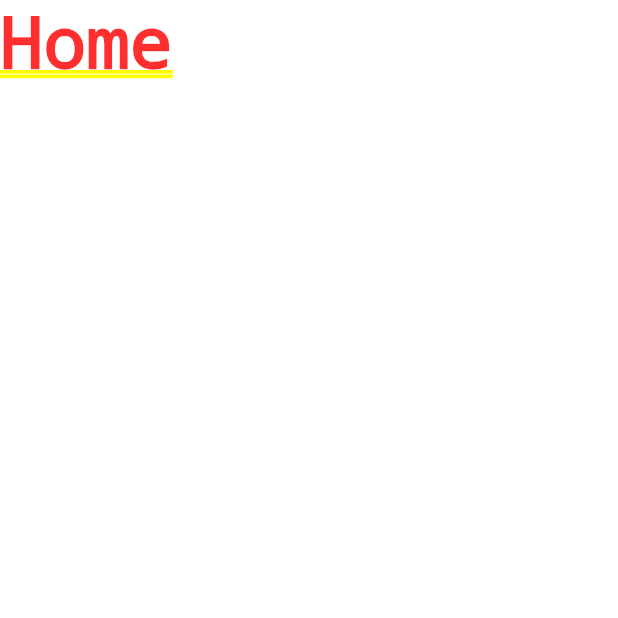
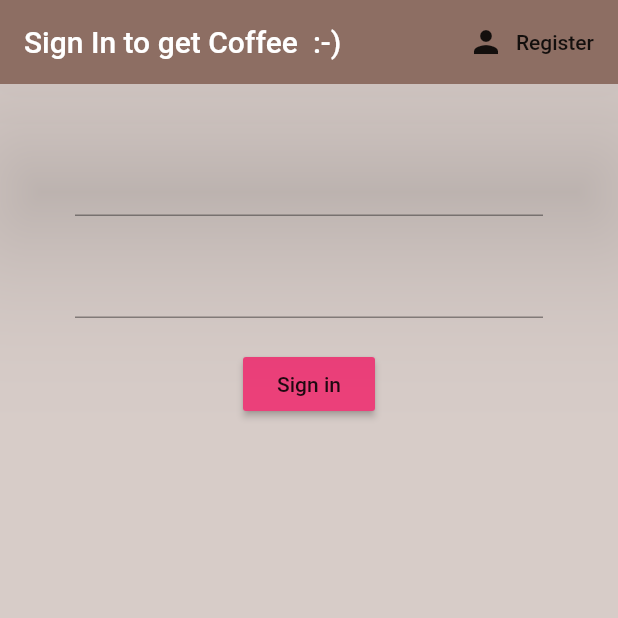
Before and after one commit to yuktagopalani/Order-Me-a-Coffee, a Flutter app: the screen it shows after launch, on a phone screen of 412 x 824 dp, the top half of it. Run offline on Flutter 3.47's test engine with Material 2 defaults, Android fonts, the phone set to English and light mode, and no system bars; our stand-ins replace cloud_firestore, firebase_auth, firebase_core, flutter_spinkit; accounts and stored records are empty.

```diff
--- a/lib/main.dart
+++ b/lib/main.dart
@@ -1,7 +1,13 @@
 import 'package:flutter/material.dart';
+import 'package:order_me_a_coffee/modules/user.dart';
 import 'package:order_me_a_coffee/screens/home/wrapper.dart';
+import 'package:firebase_core/firebase_core.dart';
+import 'package:order_me_a_coffee/services/auth.dart';
+import 'package:provider/provider.dart';
 
-void main() {
+void main() async{
+  WidgetsFlutterBinding.ensureInitialized();
+  await Firebase.initializeApp();
   runApp(MyApp());
 }
 
@@ -9,8 +15,11 @@ class MyApp extends StatelessWidget {
   // This widget is the root of your application.
   @override
   Widget build(BuildContext context) {
-    return MaterialApp(
-        home: Wrapper(),
+    return StreamProvider<MyUser>.value(
+      value: AuthService().user,
+      child: MaterialApp(
+          home: Wrapper(),
+      ),
     );
   }
 }
--- /dev/null
+++ b/lib/modules/user.dart
@@ -0,0 +1,4 @@
+class MyUser{
+  final String uid;
+  MyUser({this.uid});
+}
--- a/lib/screens/authenticate/authenticate.dart
+++ b/lib/screens/authenticate/authenticate.dart
@@ -1,14 +1,24 @@
 import 'package:flutter/material.dart';
+import 'package:order_me_a_coffee/screens/authenticate/register.dart';
+import 'package:order_me_a_coffee/screens/authenticate/sign_in.dart';
 class Authenticate extends StatefulWidget {
   @override
   _AuthenticateState createState() => _AuthenticateState();
 }
 
 class _AuthenticateState extends State<Authenticate> {
+  bool showSignIn=true;
+  void toggleView()
+  {
+    setState(() => showSignIn=!showSignIn);
+  }
   @override
   Widget build(BuildContext context) {
-    return Container(
-      child: Text('authenticate'),
-    );
+   if(showSignIn){
+     return SignIn(toggleView: toggleView);
+   }
+   else{
+     return Register(toggleView: toggleView);
+   }
   }
 }
--- /dev/null
+++ b/lib/screens/authenticate/sign_in.dart
@@ -0,0 +1,86 @@
+import 'package:flutter/material.dart';
+import 'package:order_me_a_coffee/services/auth.dart';
+import 'package:firebase_core/firebase_core.dart';
+import 'package:order_me_a_coffee/shared/loading.dart';
+class SignIn extends StatefulWidget {
+  final Function toggleView;
+  SignIn({this.toggleView});
+  @override
+  _SignInState createState() => _SignInState();
+}
+
+class _SignInState extends State<SignIn> {
+  AuthService _auth = AuthService();
+  final _formkey = GlobalKey<FormState>();
+  bool loading=false;
+  String email='';
+  String password='';
+  String error='';
+  @override
+  Widget build(BuildContext context) {
+    return loading ? Loading() : Scaffold(
+      backgroundColor: Colors.brown[100],
+      appBar: AppBar(
+        backgroundColor: Colors.brown[400],
+        elevation: 50.0,
+        title: Text("Sign In to get Coffee  :-)"),
+        actions: <Widget>[
+          FlatButton.icon(
+            icon: Icon(Icons.person), label: Text("Register"),
+            onPressed: ()async{
+            widget.toggleView();
+          }, ),
+        ],
+
+      ),
+      body: Container(
+        padding: EdgeInsets.symmetric(horizontal: 50.0, vertical: 20.0),
+        child: Form(
+          key: _formkey,
+          child: Column(
+            children: <Widget>[
+              SizedBox(height: 20.0),
+              TextFormField(
+                validator: (val) => val.isEmpty ? 'Enter an E-Mail' : null,
+                onChanged: (val){
+                  setState(() => email=val);
+                },
+              ),
+              SizedBox(height: 20.0),
+              TextFormField(
+                obscureText: true,
+                validator: (val) => val.length <6 ? 'Password should be at least 6 characters' : null,
+                onChanged: (val){
+                  setState(() => password=val);
+                },
+              ),
+              SizedBox(height: 20.0),
+              RaisedButton(
+                color: Colors.pink[400],
+                  child: Text("Sign in"),
+                  onPressed: ()async{
+                    if(_formkey.currentState.validate())
+                    {
+                      setState(() => loading=true);
+                      dynamic result = await _auth.signInWithEmail(email, password);
+                      if(result==null)
+                      {
+                        setState(() => error='Incorrect Credentials');
+                        loading=false;
+                      }
+                    }
+
+              }),
+              SizedBox(height: 20.0),
+              Text(error,
+                style: TextStyle(
+                  color: Colors.red,
+                ),
+              )
+            ],
+          ),
+        ),
+      ),
+    );
+  }
+}
--- a/lib/screens/home/wrapper.dart
+++ b/lib/screens/home/wrapper.dart
@@ -1,9 +1,18 @@
 import 'package:flutter/material.dart';
-import 'home.dart';
+import 'package:order_me_a_coffee/modules/user.dart';
+import 'package:order_me_a_coffee/screens/authenticate/authenticate.dart';
+import 'package:order_me_a_coffee/screens/home/home.dart';
+import 'package:provider/provider.dart';
 class Wrapper extends StatelessWidget {
   @override
   Widget build(BuildContext context) {
-
-    return Home();
+    final user  = Provider.of<MyUser>(context);
+    if(user==null)
+      {
+        return Authenticate();
+      }
+    else{
+      return Home();
+    }
   }
 }
--- /dev/null
+++ b/lib/services/database.dart
@@ -0,0 +1,32 @@
+import 'package:cloud_firestore/cloud_firestore.dart';
+import 'package:order_me_a_coffee/modules/coffee.dart';
+
+class DatabaseService{
+
+  final String uid;
+  DatabaseService({this.uid});
+  final CollectionReference brewCollection = FirebaseFirestore.instance.collection('brews');
+
+  Future updateUserData(String sugars, String name, int strength) async {
+    return await brewCollection.doc(uid).set({
+      'sugars': sugars,
+      'name' : name,
+      'strength' : strength,
+
+    }
+    );
+  }
+  List<Brew>_brewListFromSnapshot(QuerySnapshot snapshot)
+  {
+    return snapshot.docs.map((doc){
+      return Brew(
+        name: doc.data()['name'] ?? '',
+        strength: doc.data()['strength'] ?? 0,
+        sugars: doc.data()['sugars'] ?? '0',
+      );
+    }).toList();
+  }
+  Stream <List<Brew>> get data{
+    return brewCollection.snapshots().map(_brewListFromSnapshot);
+  }
+}
--- a/pubspec.yaml
+++ b/pubspec.yaml
@@ -30,6 +30,9 @@ dependencies:
   cupertino_icons: ^1.0.0
   firebase_auth_oauth: ^0.2.4
   cloud_firestore: ^0.16.0+1
+  firebase_core: ^0.7.0
+  provider: ^4.3.3
+  flutter_spinkit: "^4.1.2"
 
 dev_dependencies:
   flutter_test:
```
Also changed, not shown: lib/modules/coffee.dart (added, +7 -0 lines), lib/screens/home/brew_tile.dart (added, +25 -0 lines), lib/screens/home/brewlist.dart (added, +31 -0 lines), lib/screens/home/home.dart (+24 -2 lines), lib/services/auth.dart (+26 -0 lines), lib/shared/loading.dart (added, +17 -0 lines), pubspec.lock, 2 other files.
